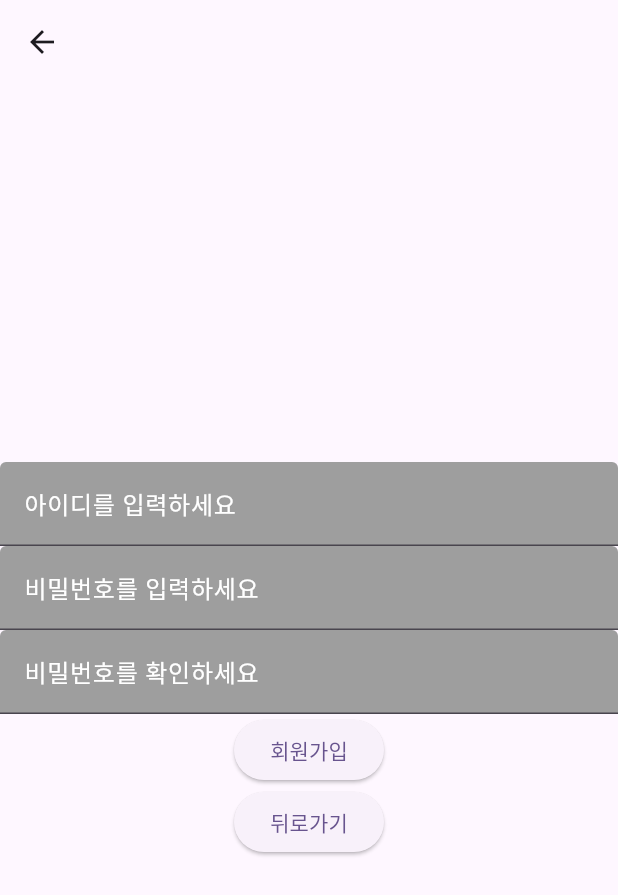
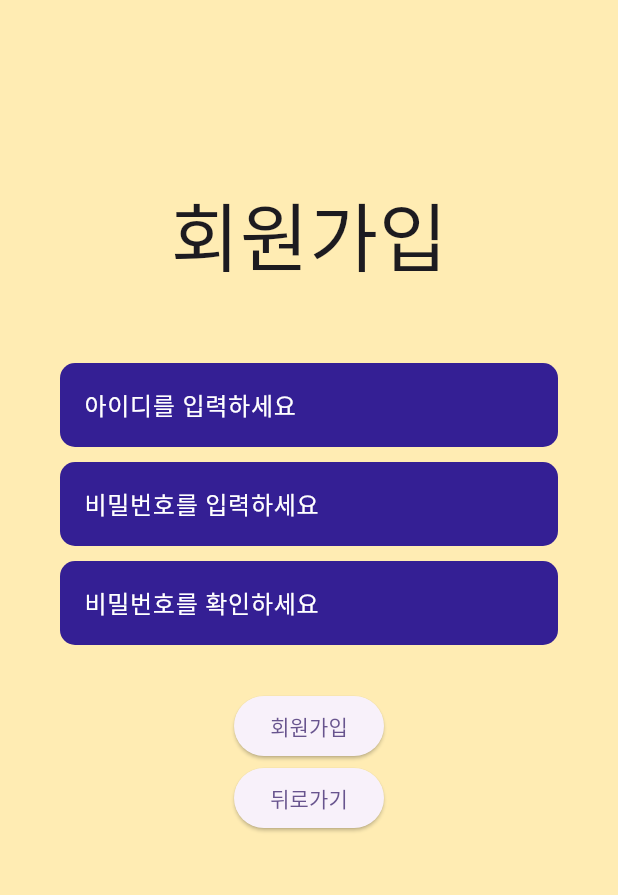
Before and after one commit to nnmmnn15/TodoList, a Flutter app: the screen it shows after launch, after a tap on "회원가입", on a phone screen of 412 x 824 dp. Shown: the top 895 px of the screen. Run offline on Flutter 3.47's test engine with Material 3 defaults, Android fonts, the phone set to English and light mode, and no system bars; our stand-ins replace get.

Commit message:
todo_0809_loginDeco_Drawer

```diff
--- a/todo_list_app/lib/view/home_tabbar_page.dart
+++ b/todo_list_app/lib/view/home_tabbar_page.dart
@@ -49,7 +49,7 @@ class _HomeTabbarPageState extends State<HomeTabbarPage>
         ],
       ),
       drawer: Drawer(
-        backgroundColor: Colors.amber[50],
+        backgroundColor: const Color.fromRGBO(255, 240, 195, 1),
         child: ListView(
           padding: EdgeInsets.zero,
           children: [
--- a/todo_list_app/lib/view/login/login_page.dart
+++ b/todo_list_app/lib/view/login/login_page.dart
@@ -24,56 +24,108 @@ class _LoginPageState extends State<LoginPage> {
 
   @override
   Widget build(BuildContext context) {
-    return Scaffold(
-      body: Center(
+    return GestureDetector(
+      onTap: () => FocusScope.of(context).unfocus(),
+      child: Scaffold(
+        backgroundColor: Colors.amber[100],
+        body: SingleChildScrollView(
+          child: Padding(
+            padding: const EdgeInsets.all(40.0),
+            child: Center(
               child: Column(
                 mainAxisAlignment: MainAxisAlignment.center,
                 children: [
-            const Text('To Do List'),
-            Image.asset(
+                  const Padding(
+                    padding: EdgeInsets.symmetric(vertical: 50),
+                    child: Text(
+                      'To Do List',
+                      style: TextStyle(fontSize: 50),
+                    ),
+                  ),
+                  Padding(
+                    padding: const EdgeInsets.only(bottom: 50),
+                    child: Image.asset(
                       'images/todolist.png',
                       width: 250,
                     ),
+                  ),
 
                   // 아이디 비밀번호 입력란
-            TextField(
+                  Padding(
+                    padding: const EdgeInsets.symmetric(vertical: 10),
+                    child: TextField(
+                      style: const TextStyle(color: Colors.white),
                       controller: idController,
                       decoration: const InputDecoration(
+
+                        enabledBorder: UnderlineInputBorder(
+                            borderSide: BorderSide.none,
+                            borderRadius:
+                                BorderRadius.all(Radius.circular(10))),
+                        focusedBorder: UnderlineInputBorder(
+                            borderSide: BorderSide.none,
+                            borderRadius:
+                                BorderRadius.all(Radius.circular(10))),
                         filled: true,
-                fillColor: Colors.grey,
+                        fillColor: Color.fromARGB(255, 52, 31, 148),
                         labelText: '아이디를 입력하세요',
                         labelStyle: TextStyle(color: Colors.white),
+                        counterStyle: TextStyle(color: Colors.white)
+                      ),
                     ),
                   ),
                   TextField(
+                    style: const TextStyle(color: Colors.white),
                     controller: pwController,
                     obscureText: true,
                     decoration: const InputDecoration(
+                      enabledBorder: UnderlineInputBorder(
+                          borderSide: BorderSide.none,
+                          borderRadius: BorderRadius.all(Radius.circular(10))),
+                      focusedBorder: UnderlineInputBorder(
+                          borderSide: BorderSide.none,
+                          borderRadius: BorderRadius.all(Radius.circular(10))),
                       filled: true,
-                fillColor: Colors.grey,
+                      fillColor: Color.fromARGB(255, 52, 31, 148),
                       labelText: '비밀번호를 입력하세요',
                       labelStyle: TextStyle(color: Colors.white),
                     ),
                   ),
 
+                  Padding(
+                    padding: const EdgeInsets.only(top: 10),
+                    child: Column(
+                      children: [
                         ElevatedButton(
                           onPressed: () => checkUser(),
-              style: ElevatedButton.styleFrom(fixedSize: const Size(100, 40)),
+                          style: ElevatedButton.styleFrom(
+                              fixedSize: const Size(100, 40)),
                           child: const Text('로그인'),
                         ),
                         ElevatedButton(
-              onPressed: () => Get.to(()=>const SignUpPage()),
-              style: ElevatedButton.styleFrom(fixedSize: const Size(100, 40)),
+                          onPressed: () {
+                            Get.to(() => const SignUpPage());
+                          },
+                          style: ElevatedButton.styleFrom(
+                              fixedSize: const Size(100, 40)),
                           child: const Text('회원가입'),
                         ),
                       ],
+                    ),
+                  ),
+                ],
+              ),
+            ),
+          ),
         ),
       ),
     );
   }
 
   checkUser() {
-    for (int userIndex = 0; userIndex < UserList.userIdList.length; userIndex++) {
+    for (int userIndex = 0;
+        userIndex < UserList.userIdList.length;
+        userIndex++) {
       if (idController.text.trim() == UserList.userIdList[userIndex] &&
           pwController.text.trim() == UserList.userPwList[userIndex]) {
         Get.offAll(
--- a/todo_list_app/lib/view/login/sign_up_page.dart
+++ b/todo_list_app/lib/view/login/sign_up_page.dart
@@ -2,6 +2,7 @@ import 'package:flutter/material.dart';
 import 'package:get/get.dart';
 import 'package:todo_list_app/model/user_data.dart';
 import 'package:todo_list_app/model/user_list.dart';
+import 'package:todo_list_app/view/login/login_page.dart';
 
 class SignUpPage extends StatefulWidget {
   const SignUpPage({super.key});
@@ -25,59 +26,113 @@ class _SignUpPageState extends State<SignUpPage> {
 
   @override
   Widget build(BuildContext context) {
-    return Scaffold(
-      appBar: AppBar(),
-      body: Center(
+    return GestureDetector(
+      onTap: () => FocusScope.of(context).unfocus(),
+      child: Scaffold(
+        backgroundColor: Colors.amber[100],
+        body: SingleChildScrollView(
+          child: Padding(
+            padding: const EdgeInsets.all(40),
+            child: Center(
               child: Column(
                 mainAxisAlignment: MainAxisAlignment.center,
                 children: [
+                  const Padding(
+                    padding: EdgeInsets.fromLTRB(0, 80, 0, 50),
+                    child: Text(
+                      '회원가입',
+                      style: TextStyle(fontSize: 50),
+                    ),
+                  ),
                   // 아이디 비밀번호 입력란
                   TextField(
+                    style: const TextStyle(color: Colors.white),
                     controller: idController,
                     decoration: const InputDecoration(
+                      enabledBorder: UnderlineInputBorder(
+                          borderSide: BorderSide.none,
+                          borderRadius: BorderRadius.all(Radius.circular(10))),
+                      focusedBorder: UnderlineInputBorder(
+                          borderSide: BorderSide.none,
+                          borderRadius: BorderRadius.all(Radius.circular(10))),
                       filled: true,
-                fillColor: Colors.grey,
+                      fillColor: Color.fromARGB(255, 52, 31, 148),
                       labelText: '아이디를 입력하세요',
                       labelStyle: TextStyle(color: Colors.white),
                     ),
                   ),
-            TextField(
+                  Padding(
+                    padding: const EdgeInsets.symmetric(vertical: 10),
+                    child: TextField(
+                      style: const TextStyle(color: Colors.white),
                       controller: pwController,
                       obscureText: true,
                       decoration: const InputDecoration(
+                        enabledBorder: UnderlineInputBorder(
+                            borderSide: BorderSide.none,
+                            borderRadius:
+                                BorderRadius.all(Radius.circular(10))),
+                        focusedBorder: UnderlineInputBorder(
+                            borderSide: BorderSide.none,
+                            borderRadius:
+                                BorderRadius.all(Radius.circular(10))),
                         filled: true,
-                fillColor: Colors.grey,
+                        fillColor: Color.fromARGB(255, 52, 31, 148),
                         labelText: '비밀번호를 입력하세요',
                         labelStyle: TextStyle(color: Colors.white),
                       ),
                     ),
+                  ),
                   TextField(
+                    style: const TextStyle(color: Colors.white),
                     controller: pwCheckController,
                     obscureText: true,
                     decoration: const InputDecoration(
+                      enabledBorder: UnderlineInputBorder(
+                          borderSide: BorderSide.none,
+                          borderRadius: BorderRadius.all(Radius.circular(10))),
+                      focusedBorder: UnderlineInputBorder(
+                          borderSide: BorderSide.none,
+                          borderRadius: BorderRadius.all(Radius.circular(10))),
                       filled: true,
-                fillColor: Colors.grey,
+                      fillColor: Color.fromARGB(255, 52, 31, 148),
                       labelText: '비밀번호를 확인하세요',
                       labelStyle: TextStyle(color: Colors.white),
                     ),
                   ),
+                  Padding(
+                    padding: const EdgeInsets.only(top: 30),
+                    child: Column(
+                      children: [
                         ElevatedButton(
                           onPressed: () => signCheck(),
-              style: ElevatedButton.styleFrom(fixedSize: const Size(100, 40)),
+                          style: ElevatedButton.styleFrom(
+                              fixedSize: const Size(100, 40)),
                           child: const Text('회원가입'),
                         ),
                         ElevatedButton(
-              onPressed: () => Get.back(),
-              style: ElevatedButton.styleFrom(fixedSize: const Size(100, 40)),
+                          onPressed: () {
+                            Get.offAll(const LoginPage());
+                            Get.back();
+                          },
+                          style: ElevatedButton.styleFrom(
+                              fixedSize: const Size(100, 40)),
                           child: const Text('뒤로가기'),
                         ),
                       ],
+                    ),
+                  ),
+                ],
+              ),
+            ),
+          ),
         ),
       ),
     );
   }
 
   signCheck() {
+    FocusScope.of(context).unfocus();
     if (idController.text.trim().isNotEmpty &&
         pwController.text.trim().isNotEmpty &&
         pwCheckController.text.trim().isNotEmpty) {
```
Lines whose indentation alone changed are shown as unchanged.
